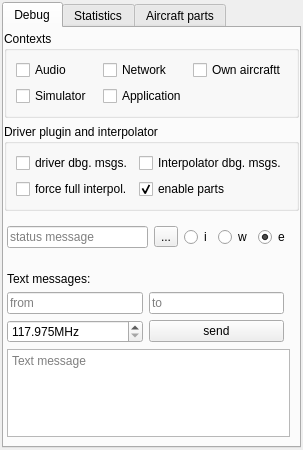
Old version of the form src/blackgui/components/internalscomponent.ui in the repository swift-project/pilotclient.
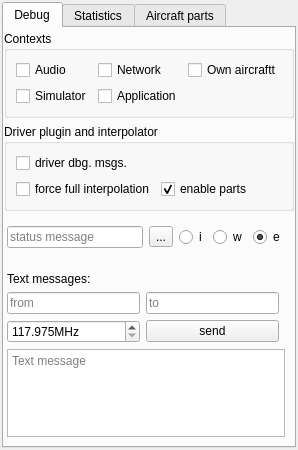
New version of the form. Icons and pictures are not drawn. Custom widgets are drawn as their Qt base class.

Commit message: refs #865, allow to enable interpolator/parts logging * removed debug messages from interpolator * added callsign to getInterpolatedParts / getInterpolatedSituation signatures * config for logging via CInterpolationAndRenderingSetup::addCallsignToLog etc.

What changed in the file:
```diff
--- a/src/blackgui/components/internalscomponent.ui
+++ b/src/blackgui/components/internalscomponent.ui
@@ -108,17 +108,10 @@
             </property>
            </widget>
           </item>
-          <item row="0" column="1">
-           <widget class="QCheckBox" name="cb_DebugInterpolator">
-            <property name="text">
-             <string>Interpolator dbg. msgs.</string>
-            </property>
-           </widget>
-          </item>
           <item row="1" column="0">
            <widget class="QCheckBox" name="cb_ForceFullInterpolation">
             <property name="text">
-             <string>force full interpol.</string>
+             <string>force full interpolation</string>
             </property>
            </widget>
           </item>
```
The commit also changes 8 other files.
